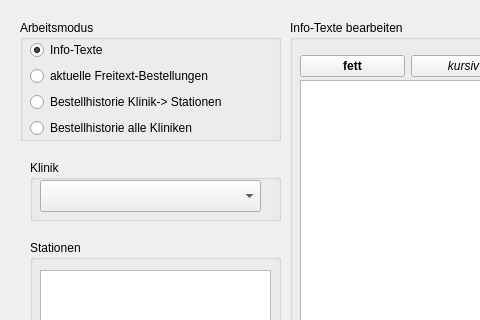
This is ui/form.ui in mehrlich69/steuerzentrale2 as Qt 5 draws it before an edit; both pictures show x 0 to 480 and y 0 to 320 of the 1107 by 618 pixel window. The edited form follows.
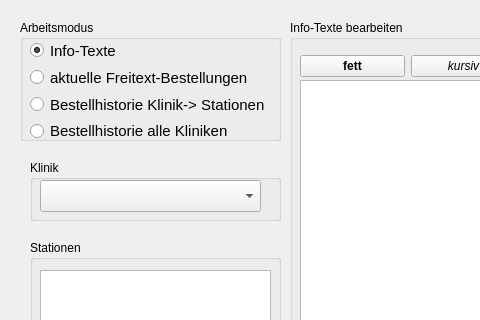
This is the edited form.

Commit message: Schriftgrösse der Arbeitsmodi verkleinert, da auf Apotheken-Rechnern abgeschnitten dargestellt

```diff
--- a/ui/form.ui
+++ b/ui/form.ui
@@ -245,13 +245,18 @@
      <rect>
       <x>10</x>
       <y>20</y>
-      <width>227</width>
+      <width>251</width>
       <height>101</height>
      </rect>
     </property>
     <layout class="QVBoxLayout" name="verticalLayout">
      <item>
       <widget class="QRadioButton" name="modus_infotexte">
+       <property name="font">
+        <font>
+         <pointsize>11</pointsize>
+        </font>
+       </property>
        <property name="text">
         <string>Info-Texte</string>
        </property>
@@ -262,6 +267,11 @@
      </item>
      <item>
       <widget class="QRadioButton" name="modus_freitext">
+       <property name="font">
+        <font>
+         <pointsize>11</pointsize>
+        </font>
+       </property>
        <property name="text">
         <string>aktuelle Freitext-Bestellungen</string>
        </property>
@@ -269,6 +279,11 @@
      </item>
      <item>
       <widget class="QRadioButton" name="modus_bestellhistorie">
+       <property name="font">
+        <font>
+         <pointsize>11</pointsize>
+        </font>
+       </property>
        <property name="text">
         <string>Bestellhistorie Klinik-&gt; Stationen</string>
        </property>
@@ -276,6 +291,11 @@
      </item>
      <item>
       <widget class="QRadioButton" name="modus_bestellhistorie_alle">
+       <property name="font">
+        <font>
+         <pointsize>11</pointsize>
+        </font>
+       </property>
        <property name="text">
         <string>Bestellhistorie alle Kliniken</string>
        </property>
```
The commit also changes 2 other files.
